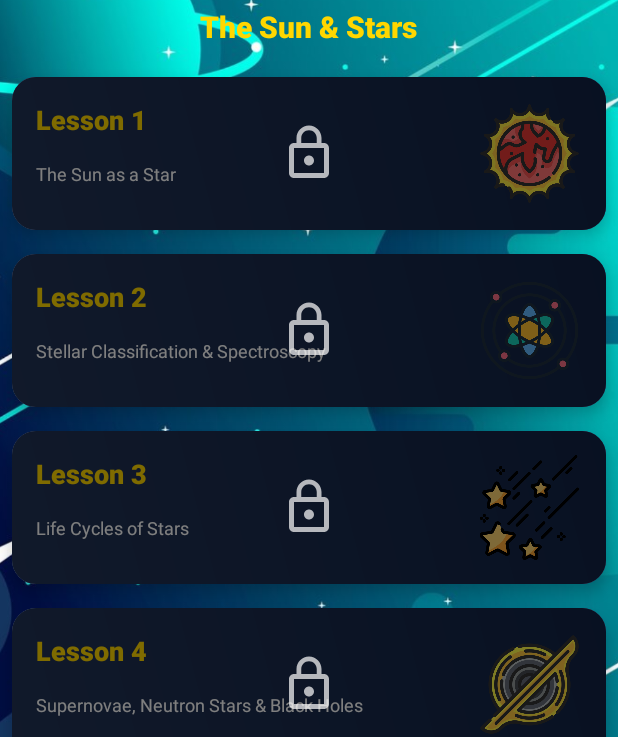
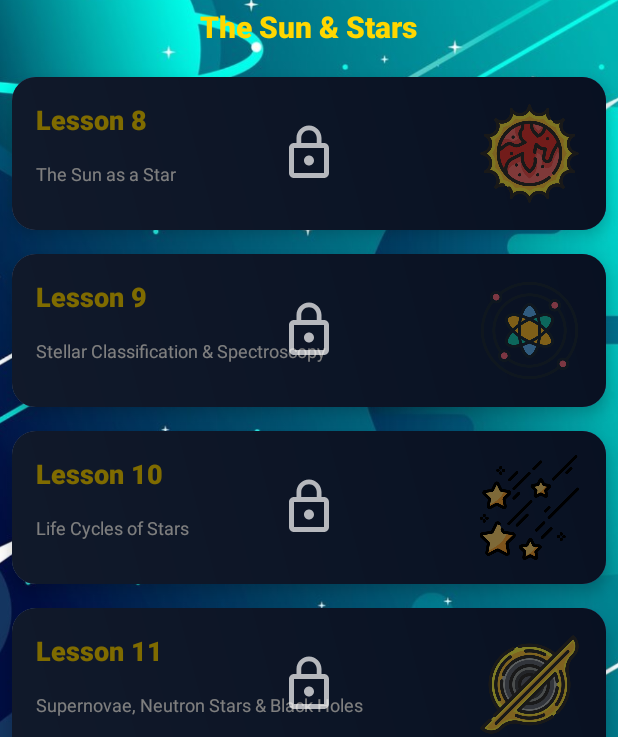
Before and after one commit to MukumovMuhammad/Centauri, an Android app: the screen it shows after launch (MainActivity), scrolled down 1037 dp, on a phone screen of 412 x 824 dp. Shown: the part 254-991 px from the top of the screen. Run offline under Robolectric (Android 15) with nearby library versions, the phone set to English and light mode, and no system bars; our stand-ins replace CircleImageView, Firebase (no records; nobody signed in at launch, a user with empty details on screens opened directly); pictures from the network do not load.

Commit message:
getting lesson's context from db

```diff
--- a/app/src/main/java/com/example/centauri/fragments/main_nav_frag/StudyLessonsListFragment.kt
+++ b/app/src/main/java/com/example/centauri/fragments/main_nav_frag/StudyLessonsListFragment.kt
@@ -87,24 +87,25 @@ class StudyLessonsListFragment : Fragment() {
 
 
             rvItemsData(rvItemType.PART, 2, getString(R.string.part_2), R.drawable.ic_test,4),
-            rvItemsData(rvItemType.LESSON, 1, getString(R.string.lesson5), R.drawable.ic_astronaut3,4),
-            rvItemsData(rvItemType.LESSON, 2,getString(R.string.lesson6), R.drawable.ic_earth2,4),
-            rvItemsData(rvItemType.LESSON, 3, getString(R.string.lesson7), R.drawable.ic_some_planets,4),
+            rvItemsData(rvItemType.LESSON, 5, getString(R.string.lesson5), R.drawable.ic_astronaut3,2),
+            rvItemsData(rvItemType.LESSON, 6,getString(R.string.lesson6), R.drawable.ic_earth2,4),
+            rvItemsData(rvItemType.LESSON, 7, getString(R.string.lesson7), R.drawable.ic_some_planets,4),
 //            rvItemsData(false, true, 4, getString(R.string.lesson8), R.drawable.ic_some_planets,4),
             rvItemsData(rvItemType.TEST, 2, "Test of Part 2", R.drawable.ic_test,4),
 
             rvItemsData(rvItemType.PART, 3, getString(R.string.part_3), R.drawable.ic_test,4),
-            rvItemsData(rvItemType.LESSON, 1, getString(R.string.lesson9), R.drawable.ic_sun2,4),
-            rvItemsData(rvItemType.LESSON, 2, getString(R.string.lesson10), R.drawable.ic_astrophysics,4),
-            rvItemsData(rvItemType.LESSON, 3, getString(R.string.lesson11), R.drawable.ic_falling_star,4),
-            rvItemsData(rvItemType.LESSON, 4, getString(R.string.lesson12), R.drawable.ic_black_hole,4),
+            rvItemsData(rvItemType.LESSON, 8, getString(R.string.lesson9), R.drawable.ic_sun2,4),
+            rvItemsData(rvItemType.LESSON, 9, getString(R.string.lesson10), R.drawable.ic_astrophysics,4),
+            rvItemsData(rvItemType.LESSON, 10, getString(R.string.lesson11), R.drawable.ic_falling_star,4),
+            rvItemsData(rvItemType.LESSON, 11, getString(R.string.lesson12), R.drawable.ic_black_hole,4),
             rvItemsData(rvItemType.TEST,  3, "Test of Part 3", R.drawable.ic_test,4),
 
             rvItemsData(rvItemType.PART, 4, getString(R.string.part_4), R.drawable.ic_test,4),
-            rvItemsData(rvItemType.LESSON, 1, getString(R.string.lesson13), R.drawable.ic_milky_way,4),
-            rvItemsData(rvItemType.LESSON, 2,getString(R.string.lesson14), R.drawable.ic_galaxy2,4),
-            rvItemsData(rvItemType.LESSON, 3, getString(R.string.lesson15), R.drawable.ic_galaxy,4),
-            rvItemsData(rvItemType.LESSON, 4, getString(R.string.lesson16), R.drawable.ic_space,4),
+            rvItemsData(rvItemType.LESSON, 12, getString(R.string.lesson13), R.drawable.ic_milky_way,4),
+            rvItemsData(rvItemType.LESSON, 13,getString(R.string.lesson14), R.drawable.ic_galaxy2,4),
+            rvItemsData(rvItemType.LESSON, 14, getString(R.string.lesson15), R.drawable.ic_galaxy,4),
+            rvItemsData(rvItemType.LESSON, 15, getString(R.string.lesson16), R.drawable.ic_space,4),
+            rvItemsData(rvItemType.TEST, 4, "Test of Part 4", R.drawable.ic_space,4)
         )
 
         if (doUpdate){
--- a/app/src/main/java/com/example/centauri/rvAdapterLesson.kt
+++ b/app/src/main/java/com/example/centauri/rvAdapterLesson.kt
@@ -41,6 +41,7 @@ class rvAdapterLesson(private val lessonList: Array<rvItemsData>) : RecyclerView
             if (userData.username != null) {
                 Log.i(TAG, "rvAdapterLesson() currentUser of db is not nul -> currentUser value: ${userData}")
                 testCompleted = userData.testCompleted
+                notifyDataSetChanged()
             } else {
                 Log.i(TAG, "rvAdapterLesson() currentUser of db is nul -> currentUser value: ${userData}")
                 testCompleted = 0
```
Also changed, not shown: app/src/main/java/com/example/centauri/models/DbViewModel.kt (+37 -0 lines), app/src/main/java/com/example/centauri/templates/LessonTemplateActivity.kt (+17 -2 lines).
